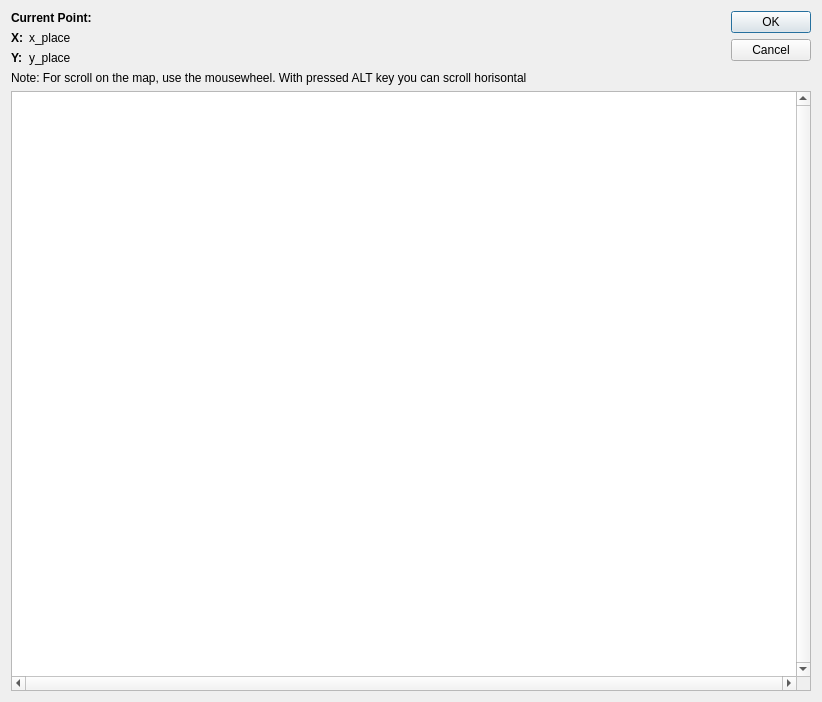
The window that Editor/wld_point_dialog/wld_setpoint.ui (WohlSoft/Moondust-Project) describes before a commit, drawn with Qt 5.
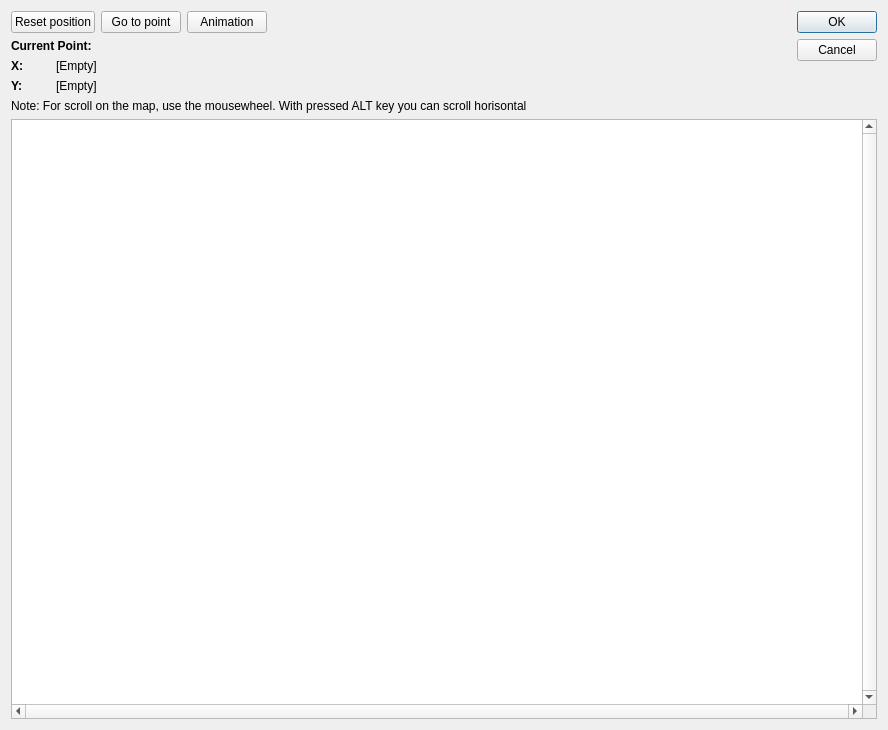
The same window after the commit. Icons and pictures are not drawn.

Commit message:
Point selection dialog was implemented into the door toolbox The feature will try to find world map files into folder with file. If found one file - it will be opened now. If fount multiple - you will asked, what file of the world map need to open. If files not found - you will see warning message.
When you select point on the world map and press "Ok", value X and Y will
be changed to x and y valued, selected on the opened world map.

```diff
--- a/Editor/wld_point_dialog/wld_setpoint.ui
+++ b/Editor/wld_point_dialog/wld_setpoint.ui
@@ -18,7 +18,7 @@
     <normaloff>:/images/world.png</normaloff>:/images/world.png</iconset>
   </property>
   <layout class="QGridLayout" name="gridLayout">
-   <item row="1" column="2" rowspan="2">
+   <item row="2" column="3" rowspan="2" colspan="4">
     <spacer name="horizontalSpacer">
      <property name="orientation">
       <enum>Qt::Horizontal</enum>
@@ -31,7 +31,30 @@
      </property>
     </spacer>
    </item>
-   <item row="4" column="0" colspan="4">
+   <item row="0" column="5">
+    <spacer name="horizontalSpacer_2">
+     <property name="orientation">
+      <enum>Qt::Horizontal</enum>
+     </property>
+     <property name="sizeHint" stdset="0">
+      <size>
+       <width>40</width>
+       <height>20</height>
+      </size>
+     </property>
+    </spacer>
+   </item>
+   <item row="0" column="7" rowspan="5">
+    <widget class="QDialogButtonBox" name="buttonBox">
+     <property name="orientation">
+      <enum>Qt::Vertical</enum>
+     </property>
+     <property name="standardButtons">
+      <set>QDialogButtonBox::Cancel|QDialogButtonBox::Ok</set>
+     </property>
+    </widget>
+   </item>
+   <item row="5" column="0" colspan="8">
     <widget class="QGraphicsView" name="graphicsView">
      <property name="minimumSize">
       <size>
@@ -47,7 +70,14 @@
      </property>
     </widget>
    </item>
-   <item row="0" column="0" colspan="3">
+   <item row="4" column="0" colspan="7">
+    <widget class="QLabel" name="label_4">
+     <property name="text">
+      <string>Note: For scroll on the map, use the mousewheel. With pressed ALT key you can scroll horisontal</string>
+     </property>
+    </widget>
+   </item>
+   <item row="1" column="0" colspan="7">
     <widget class="QLabel" name="label">
      <property name="font">
       <font>
@@ -60,7 +90,52 @@
      </property>
     </widget>
    </item>
-   <item row="1" column="0">
+   <item row="0" column="2">
+    <widget class="QPushButton" name="GotoPoint">
+     <property name="toolTip">
+      <string>You will change current position to the last selected point. If point is not set, position will not be changed.</string>
+     </property>
+     <property name="text">
+      <string>Go to point</string>
+     </property>
+     <property name="icon">
+      <iconset resource="../_resources/editor.qrc">
+       <normaloff>:/images/search.png</normaloff>:/images/search.png</iconset>
+     </property>
+    </widget>
+   </item>
+   <item row="0" column="3">
+    <widget class="QPushButton" name="animation">
+     <property name="toolTip">
+      <string>Start and stop animation of placed on the map items.</string>
+     </property>
+     <property name="text">
+      <string>Animation</string>
+     </property>
+     <property name="icon">
+      <iconset resource="../_resources/editor.qrc">
+       <normaloff>:/images/animation.png</normaloff>:/images/animation.png</iconset>
+     </property>
+     <property name="checkable">
+      <bool>true</bool>
+     </property>
+    </widget>
+   </item>
+   <item row="0" column="0" colspan="2">
+    <widget class="QPushButton" name="ResetPosition">
+     <property name="toolTip">
+      <string>You will return to the x0-y0 position of the map.</string>
+     </property>
+     <property name="text">
+      <string>Reset position</string>
+     </property>
+     <property name="icon">
+      <iconset resource="../_resources/editor.qrc">
+       <normaloff>:/images/reset_pos.png</normaloff>:/images/reset_pos.png</iconset>
+     </property>
+    </widget>
+   </item>
+   <item row="2" column="0">
     <widget class="QLabel" name="label_2">
      <property name="font">
       <font>
@@ -73,14 +148,7 @@
      </property>
     </widget>
    </item>
-   <item row="2" column="1">
-    <widget class="QLabel" name="y_point">
-     <property name="text">
-      <string notr="true">y_place</string>
-     </property>
-    </widget>
-   </item>
-   <item row="2" column="0">
+   <item row="3" column="0">
     <widget class="QLabel" name="label_3">
      <property name="font">
       <font>
@@ -93,27 +161,17 @@
      </property>
     </widget>
    </item>
-   <item row="1" column="1">
+   <item row="2" column="1" colspan="2">
     <widget class="QLabel" name="x_point">
      <property name="text">
-      <string notr="true">x_place</string>
+      <string notr="true">[Empty]</string>
      </property>
     </widget>
    </item>
-   <item row="3" column="0" colspan="3">
-    <widget class="QLabel" name="label_4">
+   <item row="3" column="1" colspan="2">
+    <widget class="QLabel" name="y_point">
      <property name="text">
-      <string>Note: For scroll on the map, use the mousewheel. With pressed ALT key you can scroll horisontal</string>
-     </property>
-    </widget>
-   </item>
-   <item row="0" column="3" rowspan="4">
-    <widget class="QDialogButtonBox" name="buttonBox">
-     <property name="orientation">
-      <enum>Qt::Vertical</enum>
-     </property>
-     <property name="standardButtons">
-      <set>QDialogButtonBox::Cancel|QDialogButtonBox::Ok</set>
+      <string notr="true">[Empty]</string>
      </property>
     </widget>
    </item>
```
Left out of the diff: 35 changed lines with no effect on the pictures. The commit also changes 3 other files.
